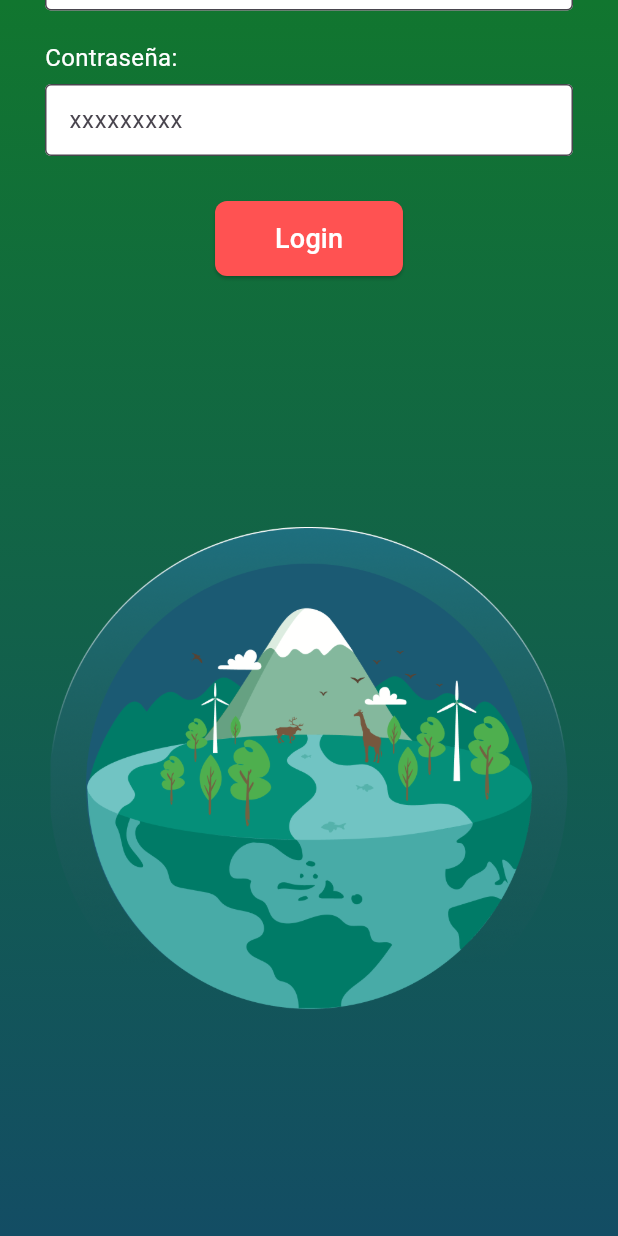
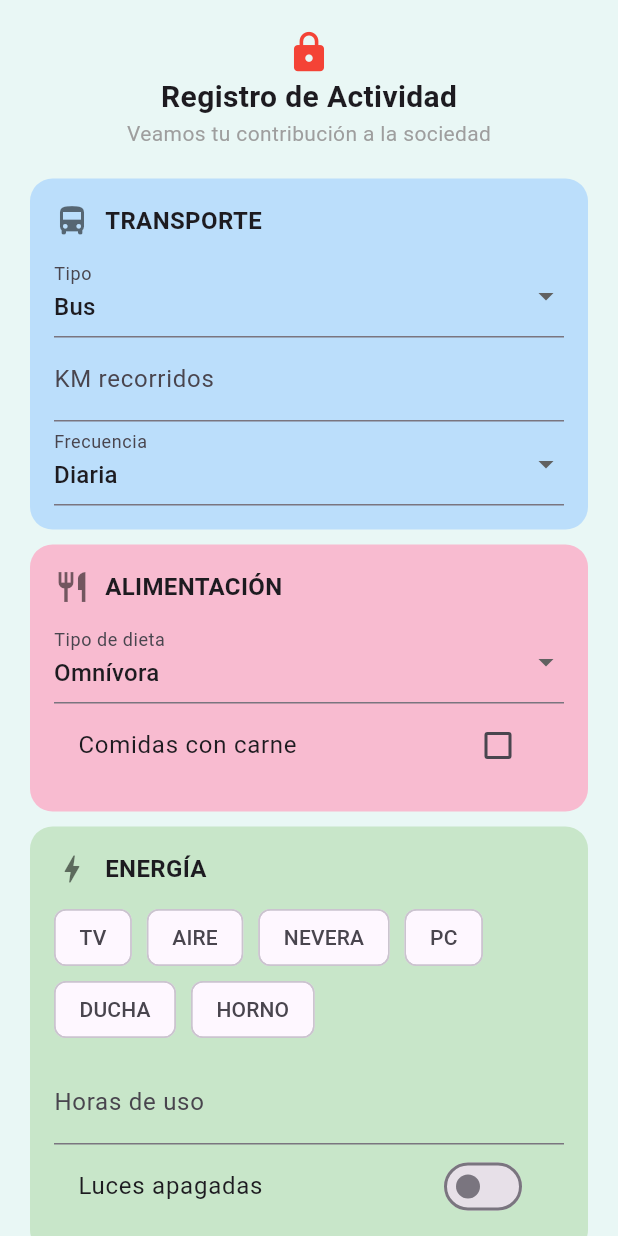
Before and after one commit to dialejo/Ecotracker, a Flutter app: the Home screen opened by its route, scrolled down 210 dp, after a tap on "Login", on a phone screen of 412 x 824 dp. Run offline on Flutter 3.47's test engine with Material 3 defaults, Android fonts, the phone set to English and light mode, and no system bars.

Commit message:
feat: activity screen

```diff
--- a/ecotracker/lib/main.dart
+++ b/ecotracker/lib/main.dart
@@ -1,5 +1,6 @@
 import 'package:flutter/material.dart';
 import 'screens/home.dart';
+import 'screens/activity_screen.dart';
 
 void main() {
   runApp(const MyApp());
@@ -14,21 +15,6 @@
     return MaterialApp(
       title: 'EcoTracker',
       theme: ThemeData(
-        // This is the theme of your application.
-        //
-        // TRY THIS: Try running your application with "flutter run". You'll see
-        // the application has a purple toolbar. Then, without quitting the app,
-        // try changing the seedColor in the colorScheme below to Colors.green
-        // and then invoke "hot reload" (save your changes or press the "hot
-        // reload" button in a Flutter-supported IDE, or press "r" if you used
-        // the command line to start the app).
-        //
-        // Notice that the counter didn't reset back to zero; the application
-        // state is not lost during the reload. To reset the state, use hot
-        // restart instead.
-        //
-        // This works for code too, not just values: Most code changes can be
-        // tested with just a hot reload.
         colorScheme: ColorScheme.fromSeed(seedColor: Colors.deepPurple),
       ),
 
@@ -36,6 +22,7 @@
     routes: {
       '/': (context) => const MyHomePage(title: 'EcoTracker'),
       '/home': (context) => const Home(),
+      '/activity': (context) => ActivityScreen(),
       },
     );
   }
@@ -44,14 +31,6 @@
 class MyHomePage extends StatefulWidget {
   const MyHomePage({super.key, required this.title});
 
-  // This widget is the home page of your application. It is stateful, meaning
-  // that it has a State object (defined below) that contains fields that affect
-  // how it looks.
-
-  // This class is the configuration for the state. It holds the values (in this
-  // case the title) provided by the parent (in this case the App widget) and
-  // used by the build method of the State. Fields in a Widget subclass are
-  // always marked "final".
 
   final String title;
 
@@ -64,11 +43,6 @@
 
   void _incrementCounter() {
     setState(() {
-      // This call to setState tells the Flutter framework that something has
-      // changed in this State, which causes it to rerun the build method below
-      // so that the display can reflect the updated values. If we changed
-      // _counter without calling setState(), then the build method would not be
-      // called again, and so nothing would appear to happen.
       _counter++;
     });
   }
@@ -80,39 +54,13 @@
 
   @override
   Widget build(BuildContext context) {
-    // This method is rerun every time setState is called, for instance as done
-    // by the _incrementCounter method above.
-    //
-    // The Flutter framework has been optimized to make rerunning build methods
-    // fast, so that you can just rebuild anything that needs updating rather
-    // than having to individually change instances of widgets.
     return Scaffold(
       appBar: AppBar(
-        // TRY THIS: Try changing the color here to a specific color (to
-        // Colors.amber, perhaps?) and trigger a hot reload to see the AppBar
-        // change color while the other colors stay the same.
         backgroundColor: Theme.of(context).colorScheme.inversePrimary,
-        // Here we take the value from the MyHomePage object that was created by
-        // the App.build method, and use it to set our appbar title.
         title: Text(widget.title),
       ),
       body: Center(
-        // Center is a layout widget. It takes a single child and positions it
-        // in the middle of the parent.
         child: Column(
-          // Column is also a layout widget. It takes a list of children and
-          // arranges them vertically. By default, it sizes itself to fit its
-          // children horizontally, and tries to be as tall as its parent.
-          //
-          // Column has various properties to control how it sizes itself and
-          // how it positions its children. Here we use mainAxisAlignment to
-          // center the children vertically; the main axis here is the vertical
-          // axis because Columns are vertical (the cross axis would be
-          // horizontal).
-          //
-          // TRY THIS: Invoke "debug painting" (choose the "Toggle Debug Paint"
-          // action in the IDE, or press "p" in the console), to see the
-          // wireframe for each widget.
           mainAxisAlignment: MainAxisAlignment.center,
           children: <Widget>[
             const Text('You have pushed the button this many times:'),
--- /dev/null
+++ b/ecotracker/lib/screens/activity_screen.dart
@@ -0,0 +1,204 @@
+import 'package:flutter/material.dart';
+
+class ActivityScreen extends StatefulWidget {
+  const ActivityScreen({super.key});
+
+  @override
+  State<ActivityScreen> createState() => _ActivityScreenState();
+}
+
+class _ActivityScreenState extends State<ActivityScreen> {
+  String _transportType = 'Bus';
+  String _transportFrequency = 'Diaria';
+  double _km = 0;
+  String _dietType = 'Omnívora';
+  bool _eatsMeat = false;
+
+  Map<String, bool> _energyUses = {
+    'TV': false,
+    'AIRE': false,
+    'NEVERA': false,
+    'PC': false,
+    'DUCHA': false,
+    'HORNO': false,
+  };
+
+  int _energyHours = 0;
+  bool _lightsOff = false;
+
+  @override
+  Widget build(BuildContext context) {
+    return Scaffold(
+      backgroundColor: const Color(0xFFE9F7F5),
+      body: SafeArea(
+        child: SingleChildScrollView(
+          padding: const EdgeInsets.all(20),
+          child: Column(
+            children: [
+              _buildHeader(),
+              const SizedBox(height: 20),
+              _buildTransportSection(),
+              const SizedBox(height: 10),
+              _buildFoodSection(),
+              const SizedBox(height: 10),
+              _buildEnergySection(),
+              const SizedBox(height: 20),
+              _buildSaveButton(),
+            ],
+          ),
+        ),
+      ),
+    );
+  }
+
+  Widget _buildHeader() {
+    return Column(
+      children: [
+        const Icon(Icons.lock, color: Colors.red, size: 30),
+        const Text(
+          "Registro de Actividad",
+          style: TextStyle(fontSize: 20, fontWeight: FontWeight.bold),
+        ),
+        const Text(
+          "Veamos tu contribución a la sociedad",
+          style: TextStyle(color: Colors.grey),
+        ),
+      ],
+    );
+  }
+
+  Widget _buildTransportSection() {
+    return Container(
+      decoration: _sectionDecoration(Colors.blue.shade100),
+      padding: const EdgeInsets.all(16),
+      child: Column(
+        crossAxisAlignment: CrossAxisAlignment.start,
+        children: [
+          _sectionTitle("TRANSPORTE", Icons.directions_bus),
+          const SizedBox(height: 10),
+          DropdownButtonFormField<String>(
+            value: _transportType,
+            decoration: const InputDecoration(labelText: 'Tipo'),
+            items: ['Bus', 'Carro', 'Bicicleta']
+                .map((t) => DropdownMenuItem(value: t, child: Text(t)))
+                .toList(),
+            onChanged: (value) => setState(() => _transportType = value!),
+          ),
+          TextFormField(
+            keyboardType: TextInputType.number,
+            decoration: const InputDecoration(labelText: 'KM recorridos'),
+            onChanged: (value) =>
+                setState(() => _km = double.tryParse(value) ?? 0),
+          ),
+          DropdownButtonFormField<String>(
+            value: _transportFrequency,
+            decoration: const InputDecoration(labelText: 'Frecuencia'),
+            items: ['Diaria', 'Semanal', 'Mensual']
+                .map((f) => DropdownMenuItem(value: f, child: Text(f)))
+                .toList(),
+            onChanged: (value) =>
+                setState(() => _transportFrequency = value!),
+          ),
+        ],
+      ),
+    );
+  }
+
+  Widget _buildFoodSection() {
+    return Container(
+      decoration: _sectionDecoration(Colors.pink.shade100),
+      padding: const EdgeInsets.all(16),
+      child: Column(
+        crossAxisAlignment: CrossAxisAlignment.start,
+        children: [
+          _sectionTitle("ALIMENTACIÓN", Icons.restaurant),
+          const SizedBox(height: 10),
+          DropdownButtonFormField<String>(
+            value: _dietType,
+            decoration: const InputDecoration(labelText: 'Tipo de dieta'),
+            items: ['Omnívora', 'Vegetariana', 'Vegana']
+                .map((t) => DropdownMenuItem(value: t, child: Text(t)))
+                .toList(),
+            onChanged: (value) => setState(() => _dietType = value!),
+          ),
+          CheckboxListTile(
+            title: const Text("Comidas con carne"),
+            value: _eatsMeat,
+            onChanged: (val) => setState(() => _eatsMeat = val!),
+          ),
+        ],
+      ),
+    );
+  }
+
+  Widget _buildEnergySection() {
+    return Container(
+      decoration: _sectionDecoration(Colors.green.shade100),
+      padding: const EdgeInsets.all(16),
+      child: Column(
+        crossAxisAlignment: CrossAxisAlignment.start,
+        children: [
+          _sectionTitle("ENERGÍA", Icons.bolt),
+          const SizedBox(height: 10),
+          Wrap(
+            spacing: 10,
+            children: _energyUses.keys.map((key) {
+              return FilterChip(
+                label: Text(key),
+                selected: _energyUses[key]!,
+                onSelected: (val) =>
+                    setState(() => _energyUses[key] = val),
+              );
+            }).toList(),
+          ),
+          const SizedBox(height: 10),
+          TextFormField(
+            keyboardType: TextInputType.number,
+            decoration:
+                const InputDecoration(labelText: 'Horas de uso'),
+            onChanged: (val) =>
+                setState(() => _energyHours = int.tryParse(val) ?? 0),
+          ),
+          SwitchListTile(
+            title: const Text("Luces apagadas"),
+            value: _lightsOff,
+            onChanged: (val) => setState(() => _lightsOff = val),
+          ),
+        ],
+      ),
+    );
+  }
+
+  Widget _buildSaveButton() {
+    return ElevatedButton(
+      onPressed: () {
+        ScaffoldMessenger.of(context).showSnackBar(
+          const SnackBar(content: Text('Actividad registrada!')),
+        );
+      },
+      style: ElevatedButton.styleFrom(
+        backgroundColor: const Color(0xFF7B61FF),
+        padding: const EdgeInsets.symmetric(horizontal: 50, vertical: 15),
+        shape: RoundedRectangleBorder(borderRadius: BorderRadius.circular(20)),
+      ),
+      child: const Text("GUARDAR", style: TextStyle(color: Colors.white)),
+    );
+  }
+
+  Widget _sectionTitle(String title, IconData icon) {
+    return Row(
+      children: [
+        Icon(icon, color: Colors.black54),
+        const SizedBox(width: 10),
+        Text(title, style: const TextStyle(fontSize: 16, fontWeight: FontWeight.bold)),
+      ],
+    );
+  }
+
+  BoxDecoration _sectionDecoration(Color color) {
+    return BoxDecoration(
+      color: color,
+      borderRadius: BorderRadius.circular(15),
+    );
+  }
+}
--- a/ecotracker/lib/screens/home.dart
+++ b/ecotracker/lib/screens/home.dart
@@ -71,7 +71,9 @@ class Home extends StatelessWidget {
                 ),
                 const SizedBox(height: 30),
                 ElevatedButton(
-                  onPressed: () {},
+                  onPressed: () {
+                    Navigator.pushNamed(context, '/activity');
+                  },
                   style: ElevatedButton.styleFrom(
                     backgroundColor: Colors.redAccent,
                     padding: const EdgeInsets.symmetric(horizontal: 40, vertical: 12),
```
